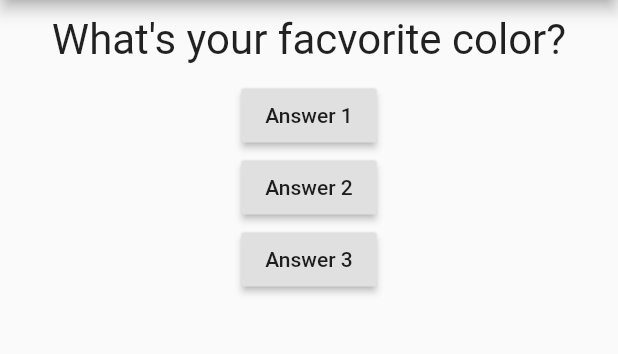
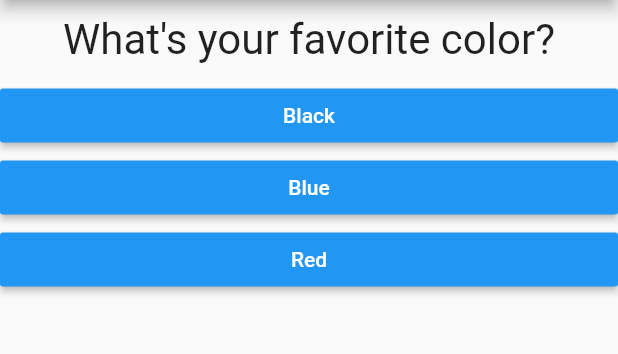
Before and after one commit to omkarubale/Learning_flutter_course, a Flutter app: the screen it shows after launch, on a phone screen of 412 x 824 dp, the part 84-438 px from its top. Run offline on Flutter 3.47's test engine with Material 2 defaults, Android fonts, the phone set to English and light mode, and no system bars.

Commit message:
LEARNING: Completed the 2nd section of the course

```diff
--- /dev/null
+++ b/lib/answer.dart
@@ -0,0 +1,20 @@
+import 'package:flutter/material.dart';
+
+class Answer extends StatelessWidget {
+  final Function selectHandler;
+  final String answerText;
+
+  Answer(this.selectHandler, this.answerText);
+
+  @override
+  Widget build(BuildContext context) {
+    return Container(
+        width: double.infinity,
+        child: RaisedButton(
+          color: Colors.blue,
+          textColor: Colors.white,
+          child: Text(answerText),
+          onPressed: selectHandler,
+        ));
+  }
+}
--- a/lib/main.dart
+++ b/lib/main.dart
@@ -1,58 +1,75 @@
 import 'package:flutter/material.dart';
 
-import './question.dart';
+import './quiz.dart';
+import './result.dart';
 
 void main() => runApp(MyApp());
 
 class MyApp extends StatefulWidget {
-@override
+  @override
   State<StatefulWidget> createState() {
-    // TODO: implement createState
     return new _MyAppState();
   }
 }
 
 class _MyAppState extends State<MyApp> {
   var _questionIndex = 0;
+  var _totalScore = 0;
 
-  void _answerQuestion(){
+  final _questions = [
+    {
+      'questionText': 'What\'s your favorite color?',
+      'answers': [
+        {'text': 'Black', 'score': 10},
+        {'text': 'Blue', 'score': 5},
+        {'text': 'Red', 'score': 1}
+      ]
+    },
+    {
+      'questionText': 'What\'s your favorite animal?',
+      'answers': [
+        {'text': 'Tiger', 'score': 20},
+        {'text': 'Dog', 'score': 10},
+        {'text': 'Wolf', 'score': 5}
+      ]
+    },
+    {
+      'questionText': 'Who\'s your favorite actress?',
+      'answers': [
+        {'text': 'Jennifer Aniston', 'score': 10},
+        {'text': 'Salma Hayek', 'score': 10},
+        {'text': 'Saorse Ronan', 'score': 10}
+      ]
+    }
+  ];
+  void _answerQuestion(int score) {
     setState(() {
+      _totalScore += score;
       _questionIndex = _questionIndex + 1;
     });
-    print(_questionIndex);
+  }
 
+  void _resetQuiz() {
+    setState(() {
+      _questionIndex = 0;
+      _totalScore = 0;
+    });
   }
 
   @override
   Widget build(BuildContext context) {
-    var questions =
-    [
-      'What\'s your facvorite color?',
-      'What\'s your favorite animal?'
-    ];
-
     return MaterialApp(
       home: Scaffold(
         appBar: AppBar(
           title: Text('My First App'),
         ),
-        body: Column(
-          children: <Widget>[
-            Question(questions[_questionIndex]),
-            RaisedButton(
-              child: Text('Answer 1'),
-              onPressed: _answerQuestion,
-            ),
-            RaisedButton(
-              child: Text('Answer 2'),
-              onPressed: _answerQuestion,
-            ),
-            RaisedButton(
-              child: Text('Answer 3'),
-              onPressed: _answerQuestion,
-            )
-          ],
-        ),
+        body: _questionIndex < _questions.length
+            ? Quiz(
+                questions: _questions,
+                questionIndex: _questionIndex,
+                answerQuestion: _answerQuestion,
+              )
+            : Result(_totalScore, _resetQuiz),
       ),
     );
   }
--- /dev/null
+++ b/lib/quiz.dart
@@ -0,0 +1,28 @@
+import 'Package:flutter/material.dart';
+
+import './question.dart';
+import './answer.dart';
+
+class Quiz extends StatelessWidget {
+  final List<Map<String, Object>> questions;
+  final int questionIndex;
+  final Function answerQuestion;
+
+  Quiz(
+      {@required this.questions,
+      @required this.questionIndex,
+      @required this.answerQuestion});
+
+  @override
+  Widget build(BuildContext context) {
+    return Column(
+      children: <Widget>[
+        Question(questions[questionIndex]['questionText']),
+        ...(questions[questionIndex]['answers'] as List<Map<String, Object>>)
+            .map((answer) {
+          return Answer(() => answerQuestion(answer['score']), answer['text']);
+        }).toList(),
+      ],
+    );
+  }
+}
```
Also changed, not shown: lib/result.dart (added, +34 -0 lines).
